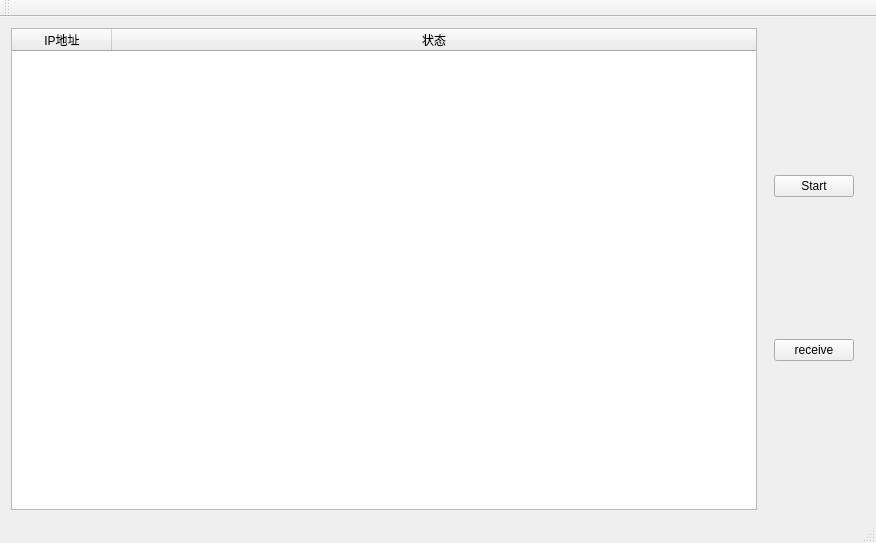
Above: HotaruFileTransfer.ui from Azure-Sora/HotaruFileTransfer before the change. Below: the same form after it.
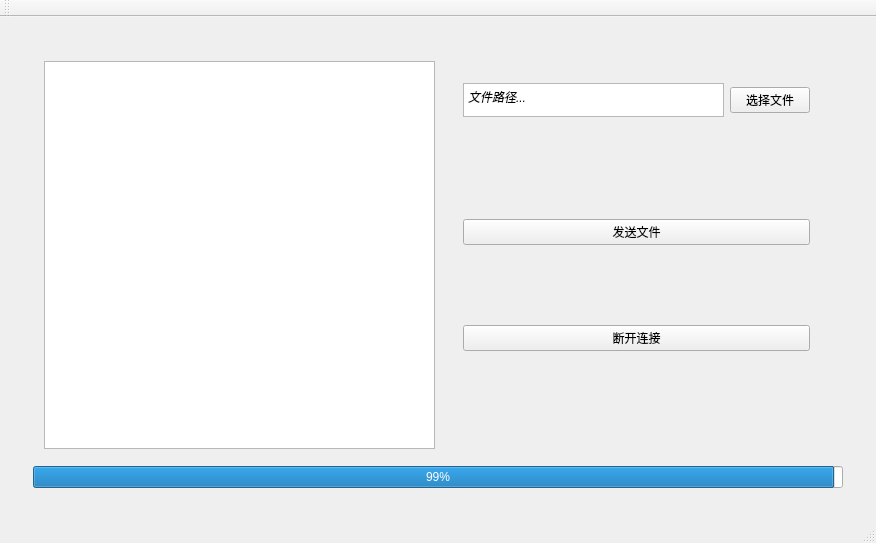
That is the form after the change. The open tabs and pages were chosen to show the change.

Commit message: 初步完成连接建立

Patch:
```diff
--- a/HotaruFileTransfer.ui
+++ b/HotaruFileTransfer.ui
@@ -14,7 +14,14 @@
    <string>HotaruFileTransfer</string>
   </property>
   <widget class="QWidget" name="centralWidget">
-   <layout class="QHBoxLayout" name="horizontalLayout">
+   <layout class="QVBoxLayout" name="verticalLayout_2">
+    <item>
+     <widget class="QStackedWidget" name="stackedWidget">
+      <property name="currentIndex">
+       <number>0</number>
+      </property>
+      <widget class="QWidget" name="mainPage">
+       <layout class="QHBoxLayout" name="horizontalLayout_2">
     <item>
      <widget class="QTableWidget" name="deviceList">
       <attribute name="horizontalHeaderMinimumSectionSize">
@@ -44,18 +51,176 @@
        <item>
         <widget class="QPushButton" name="btn_startService">
          <property name="text">
-          <string>Start</string>
+              <string>初始化服务</string>
          </property>
         </widget>
        </item>
        <item>
-        <widget class="QPushButton" name="btn_receive">
+            <widget class="QPushButton" name="btn_start">
+             <property name="text">
+              <string>start</string>
+             </property>
+            </widget>
+           </item>
+           <item>
+            <widget class="QPushButton" name="btn_recv">
          <property name="text">
           <string>receive</string>
          </property>
         </widget>
        </item>
-      </layout>
+           <item>
+            <widget class="QPushButton" name="btn_connectTo">
+             <property name="text">
+              <string>连接</string>
+             </property>
+            </widget>
+           </item>
+          </layout>
+         </widget>
+        </item>
+       </layout>
+      </widget>
+      <widget class="QWidget" name="serverPage">
+       <layout class="QHBoxLayout" name="horizontalLayout_3">
+        <item>
+         <widget class="QWidget" name="widget_6" native="true">
+          <layout class="QVBoxLayout" name="verticalLayout_5">
+           <item>
+            <widget class="QWidget" name="widget_2" native="true">
+             <layout class="QHBoxLayout" name="horizontalLayout">
+              <item>
+               <widget class="QTextBrowser" name="serverLog"/>
+              </item>
+              <item>
+               <widget class="QWidget" name="widget_3" native="true">
+                <layout class="QVBoxLayout" name="verticalLayout_3">
+                 <item>
+                  <widget class="QWidget" name="widget_4" native="true">
+                   <property name="sizePolicy">
+                    <sizepolicy hsizetype="Preferred" vsizetype="Fixed">
+                     <horstretch>0</horstretch>
+                     <verstretch>0</verstretch>
+                    </sizepolicy>
+                   </property>
+                   <property name="minimumSize">
+                    <size>
+                     <width>0</width>
+                     <height>28</height>
+                    </size>
+                   </property>
+                   <property name="maximumSize">
+                    <size>
+                     <width>16777215</width>
+                     <height>56</height>
+                    </size>
+                   </property>
+                   <layout class="QHBoxLayout" name="horizontalLayout_4">
+                    <item>
+                     <widget class="QTextEdit" name="filePath">
+                      <property name="html">
+                       <string>&lt;!DOCTYPE HTML PUBLIC &quot;-//W3C//DTD HTML 4.0//EN&quot; &quot;http://www.w3.org/TR/REC-html40/strict.dtd&quot;&gt;
+&lt;html&gt;&lt;head&gt;&lt;meta name=&quot;qrichtext&quot; content=&quot;1&quot; /&gt;&lt;meta charset=&quot;utf-8&quot; /&gt;&lt;style type=&quot;text/css&quot;&gt;
+p, li { white-space: pre-wrap; }
+hr { height: 1px; border-width: 0; }
+li.unchecked::marker { content: &quot;\2610&quot;; }
+li.checked::marker { content: &quot;\2612&quot;; }
+&lt;/style&gt;&lt;/head&gt;&lt;body style=&quot; font-family:'Microsoft YaHei UI'; font-size:9pt; font-weight:400; font-style:normal;&quot;&gt;
+&lt;p style=&quot; margin-top:0px; margin-bottom:0px; margin-left:0px; margin-right:0px; -qt-block-indent:0; text-indent:0px;&quot;&gt;&lt;span style=&quot; font-style:italic;&quot;&gt;文件路径...&lt;/span&gt;&lt;/p&gt;&lt;/body&gt;&lt;/html&gt;</string>
+                      </property>
+                      <property name="overwriteMode">
+                       <bool>true</bool>
+                      </property>
+                     </widget>
+                    </item>
+                    <item>
+                     <widget class="QPushButton" name="btn_chooseFile">
+                      <property name="text">
+                       <string>选择文件</string>
+                      </property>
+                     </widget>
+                    </item>
+                   </layout>
+                  </widget>
+                 </item>
+                 <item>
+                  <widget class="QWidget" name="widget_5" native="true">
+                   <layout class="QVBoxLayout" name="verticalLayout_4">
+                    <item>
+                     <widget class="QPushButton" name="btn_serverSendFile">
+                      <property name="text">
+                       <string>发送文件</string>
+                      </property>
+                     </widget>
+                    </item>
+                    <item>
+                     <widget class="QPushButton" name="btn_serverDisconnect">
+                      <property name="text">
+                       <string>断开连接</string>
+                      </property>
+                     </widget>
+                    </item>
+                   </layout>
+                  </widget>
+                 </item>
+                </layout>
+               </widget>
+              </item>
+             </layout>
+            </widget>
+           </item>
+           <item>
+            <widget class="QProgressBar" name="serverProgressBar">
+             <property name="value">
+              <number>99</number>
+             </property>
+            </widget>
+           </item>
+          </layout>
+         </widget>
+        </item>
+       </layout>
+      </widget>
+      <widget class="QWidget" name="clientPage">
+       <layout class="QVBoxLayout" name="verticalLayout_6">
+        <item>
+         <widget class="QWidget" name="widget_7" native="true">
+          <layout class="QHBoxLayout" name="horizontalLayout_5">
+           <item>
+            <widget class="QTextBrowser" name="clientLog">
+             <property name="sizePolicy">
+              <sizepolicy hsizetype="Preferred" vsizetype="Expanding">
+               <horstretch>0</horstretch>
+               <verstretch>0</verstretch>
+              </sizepolicy>
+             </property>
+            </widget>
+           </item>
+           <item>
+            <widget class="QWidget" name="widget_8" native="true">
+             <layout class="QVBoxLayout" name="verticalLayout_7">
+              <item>
+               <widget class="QPushButton" name="btn_clientDisconnect">
+                <property name="text">
+                 <string>断开连接</string>
+                </property>
+               </widget>
+              </item>
+             </layout>
+            </widget>
+           </item>
+          </layout>
+         </widget>
+        </item>
+        <item>
+         <widget class="QProgressBar" name="clientProgressBar">
+          <property name="value">
+           <number>24</number>
+          </property>
+         </widget>
+        </item>
+       </layout>
+      </widget>
      </widget>
     </item>
    </layout>
```
Left out of the diff: 4 changed lines with no effect on the pictures. Lines whose indentation alone changed are shown as unchanged. The commit also changes 2 other files.
